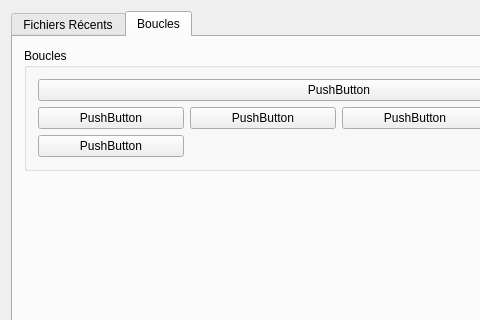
Qt form mainwindow.ui (Gai-Luron/MusicPraticeOHLC) before a commit; both pictures show x 0 to 480 and y 0 to 320 of the 806 by 683 pixel window.
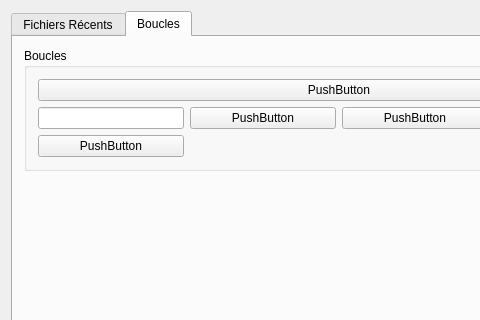
The same form after that commit. Icons and pictures are not drawn. Custom widgets are drawn as their Qt base class.

Commit message: Change name of the loops buttons ans save it

Patch:
```diff
--- a/mainwindow.ui
+++ b/mainwindow.ui
@@ -151,19 +151,6 @@
                    </property>
                   </widget>
                  </item>
-                 <item row="0" column="0">
-                  <widget class="QPushButton" name="pushButton_6">
-                   <property name="text">
-                    <string>PushButton</string>
-                   </property>
-                   <property name="checkable">
-                    <bool>true</bool>
-                   </property>
-                   <property name="autoExclusive">
-                    <bool>true</bool>
-                   </property>
-                  </widget>
-                 </item>
                  <item row="1" column="0">
                   <widget class="QPushButton" name="pushButton_11">
                    <property name="text">
@@ -177,6 +164,16 @@
                    </property>
                   </widget>
                  </item>
+                 <item row="0" column="0">
+                  <widget class="QLineEdit" name="lineEdit">
+                   <property name="sizePolicy">
+                    <sizepolicy hsizetype="Minimum" vsizetype="Fixed">
+                     <horstretch>0</horstretch>
+                     <verstretch>0</verstretch>
+                    </sizepolicy>
+                   </property>
+                  </widget>
+                 </item>
                 </layout>
                </item>
               </layout>
```
The commit also changes 8 other files.
